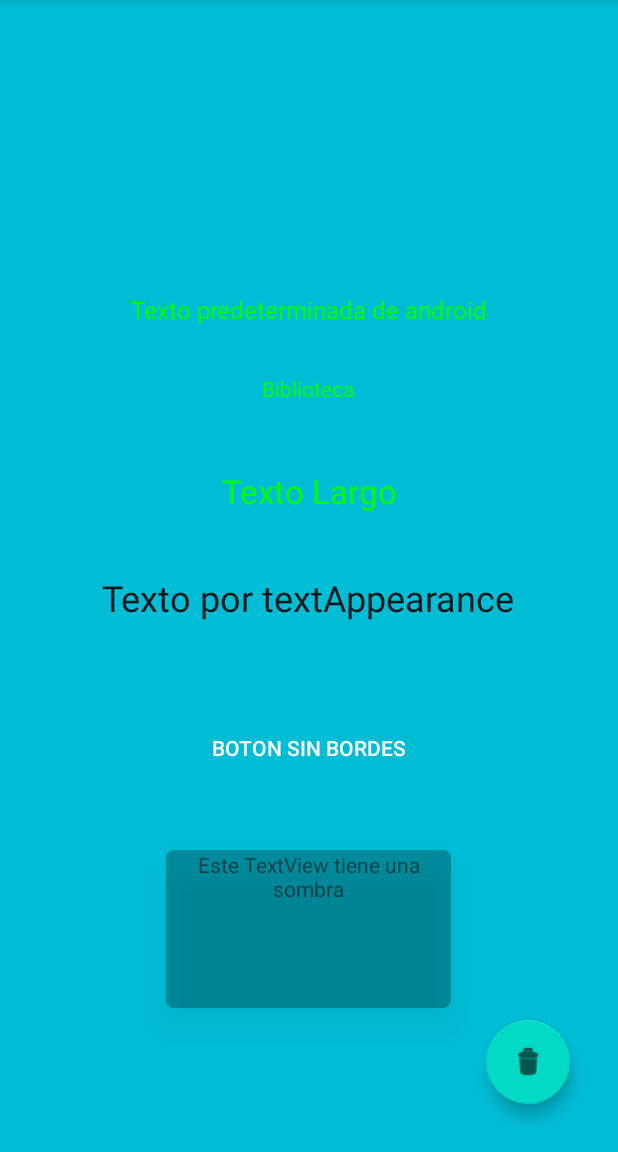
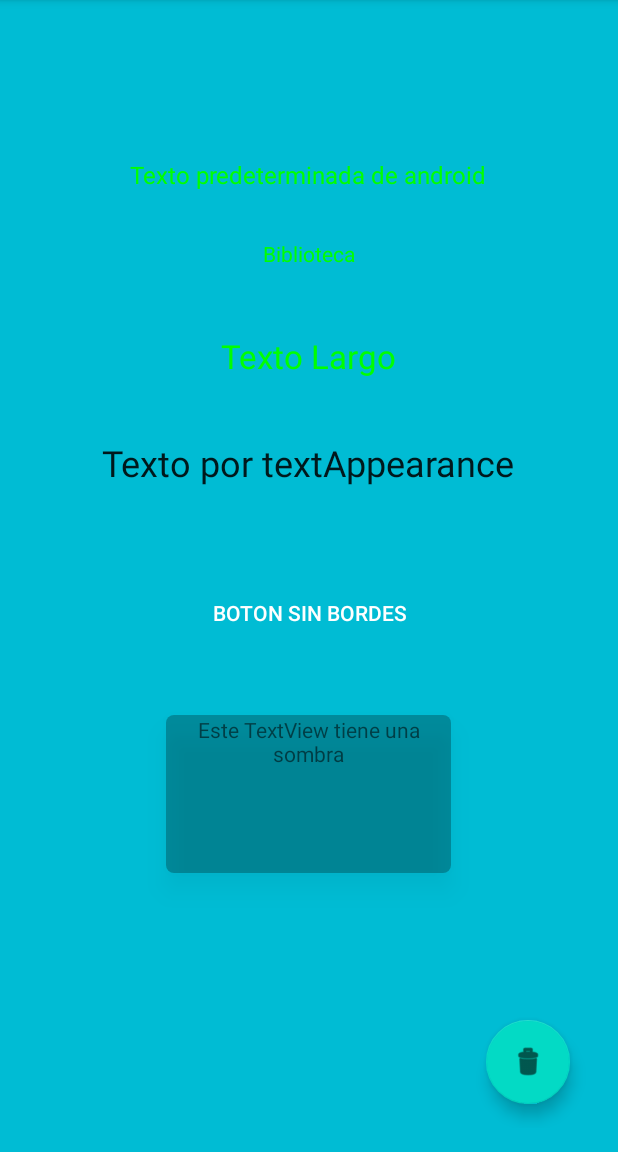
Before and after one commit to Clementain/AparienciaEstilosTemas, an Android app: the screen it shows after launch (MainActivity), on a phone screen of 412 x 824 dp, the part 84-1236 px from its top. Run offline under Robolectric (Android 15) with nearby library versions, the phone set to English and light mode, and no system bars.

Commit message:
Agregar un ScrollView para dar soporte a la orientación horizontal

```diff
--- a/app/src/main/res/layout/activity_main.xml
+++ b/app/src/main/res/layout/activity_main.xml
@@ -7,32 +7,30 @@
     android:layout_margin="16dp"
     tools:context=".MainActivity">
 
-    <Button
-        android:id="@+id/btnSinBorde1"
-        style="@style/Widget.AppCompat.Button.Borderless"
-        android:layout_width="wrap_content"
+    <ScrollView
+        android:id="@+id/scrollView3"
+        android:layout_width="0dp"
+        android:layout_height="0dp"
+        app:layout_constraintBottom_toBottomOf="parent"
+        app:layout_constraintEnd_toEndOf="parent"
+        app:layout_constraintStart_toStartOf="parent"
+        app:layout_constraintTop_toTopOf="parent">
+
+        <LinearLayout
+            android:layout_width="match_parent"
             android:layout_height="wrap_content"
-        android:layout_marginBottom="44dp"
-        android:text="@string/btnBorderless"
-        app:layout_constraintBottom_toTopOf="@+id/tvSombra"
-        app:layout_constraintEnd_toEndOf="parent"
-        app:layout_constraintHorizontal_bias="0.497"
-        app:layout_constraintStart_toStartOf="parent"
-        tools:ignore="TextContrastCheck" />
+            android:layout_gravity="center"
+            android:orientation="vertical">
 
             <TextView
                 android:id="@+id/tvPredAndroid"
                 style="@style/GreenText"
                 android:layout_width="wrap_content"
                 android:layout_height="wrap_content"
+                android:layout_gravity="center_horizontal"
                 android:layout_marginBottom="32dp"
                 android:text="@string/textoHeredado"
                 android:textAlignment="center"
-        app:layout_constraintBottom_toTopOf="@+id/tvbiblioteca"
-        app:layout_constraintEnd_toEndOf="parent"
-        app:layout_constraintStart_toStartOf="parent"
-        app:layout_constraintTop_toTopOf="parent"
-        app:layout_constraintVertical_bias="1.0"
                 tools:ignore="TextContrastCheck" />
 
             <TextView
@@ -40,12 +38,9 @@
                 style="@style/GreenText2"
                 android:layout_width="wrap_content"
                 android:layout_height="wrap_content"
+                android:layout_gravity="center_horizontal"
                 android:layout_marginBottom="44dp"
                 android:text="@string/textobiblioteca"
-        app:layout_constraintBottom_toTopOf="@+id/tvTamanio"
-        app:layout_constraintEnd_toEndOf="parent"
-        app:layout_constraintHorizontal_bias="0.498"
-        app:layout_constraintStart_toStartOf="parent"
                 tools:ignore="TextContrastCheck" />
 
             <TextView
@@ -53,25 +48,45 @@
                 style="@style/GreenText.Large"
                 android:layout_width="wrap_content"
                 android:layout_height="wrap_content"
+                android:layout_gravity="center_horizontal"
                 android:layout_marginBottom="40dp"
                 android:text="@string/textoLargo"
                 android:textAlignment="center"
-        app:layout_constraintBottom_toTopOf="@+id/tvAppearence"
-        app:layout_constraintEnd_toEndOf="parent"
-        app:layout_constraintStart_toStartOf="parent"
                 tools:ignore="TextContrastCheck" />
 
             <TextView
                 android:id="@+id/tvAppearence"
                 android:layout_width="wrap_content"
                 android:layout_height="wrap_content"
+                android:layout_gravity="center_horizontal"
                 android:layout_marginBottom="60dp"
                 android:text="@string/textApp"
-        android:textAppearance="@android:style/TextAppearance.Material.Headline"
-        app:layout_constraintBottom_toTopOf="@+id/btnSinBorde1"
-        app:layout_constraintEnd_toEndOf="parent"
-        app:layout_constraintHorizontal_bias="0.495"
-        app:layout_constraintStart_toStartOf="parent" />
+                android:textAppearance="@android:style/TextAppearance.Material.Headline" />
+
+            <Button
+                android:id="@+id/btnSinBorde1"
+                style="@style/Widget.AppCompat.Button.Borderless"
+                android:layout_width="wrap_content"
+                android:layout_height="wrap_content"
+                android:layout_gravity="center_horizontal"
+                android:layout_marginBottom="44dp"
+                android:text="@string/btnBorderless"
+                tools:ignore="TextContrastCheck" />
+
+            <TextView
+                android:id="@+id/tvSombra"
+                android:layout_width="190dp"
+                android:layout_height="105dp"
+                android:layout_gravity="center_horizontal"
+                android:layout_marginBottom="80dp"
+                android:background="@drawable/myrect"
+                android:elevation="10dp"
+                android:text="@string/tvSombra"
+                android:textAlignment="center"
+                tools:ignore="TextContrastCheck" />
+
+        </LinearLayout>
+    </ScrollView>
 
     <com.google.android.material.floatingactionbutton.FloatingActionButton
         android:id="@+id/fab"
@@ -86,19 +101,4 @@
         app:layout_constraintBottom_toBottomOf="parent"
         app:layout_constraintEnd_toEndOf="parent" />
 
-    <TextView
-        android:id="@+id/tvSombra"
-        android:layout_width="190dp"
-        android:layout_height="105dp"
-        android:layout_marginBottom="80dp"
-        android:background="@drawable/myrect"
-        android:elevation="10dp"
-        android:text="@string/tvSombra"
-        android:textAlignment="center"
-        app:layout_constraintBottom_toBottomOf="parent"
-        app:layout_constraintEnd_toEndOf="parent"
-        app:layout_constraintHorizontal_bias="0.497"
-        app:layout_constraintStart_toStartOf="parent"
-        tools:ignore="TextContrastCheck" />
-
 </androidx.constraintlayout.widget.ConstraintLayout>
```
Lines whose indentation alone changed are shown as unchanged.
